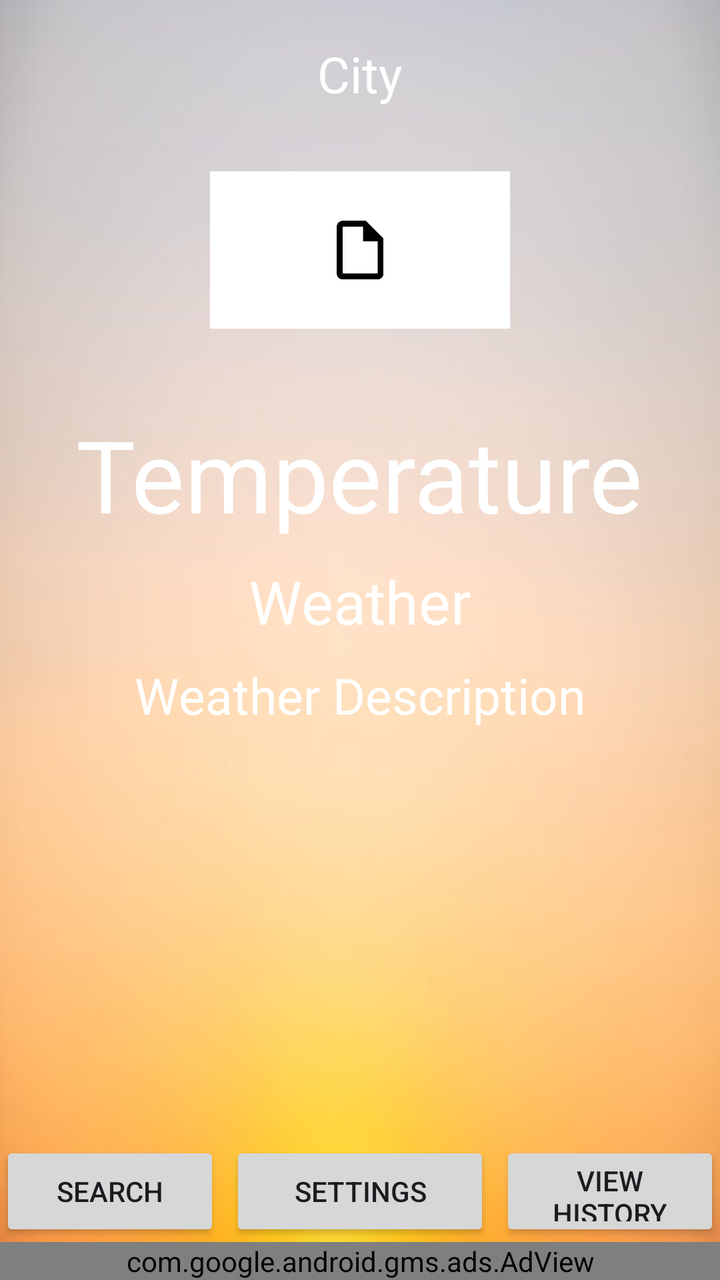
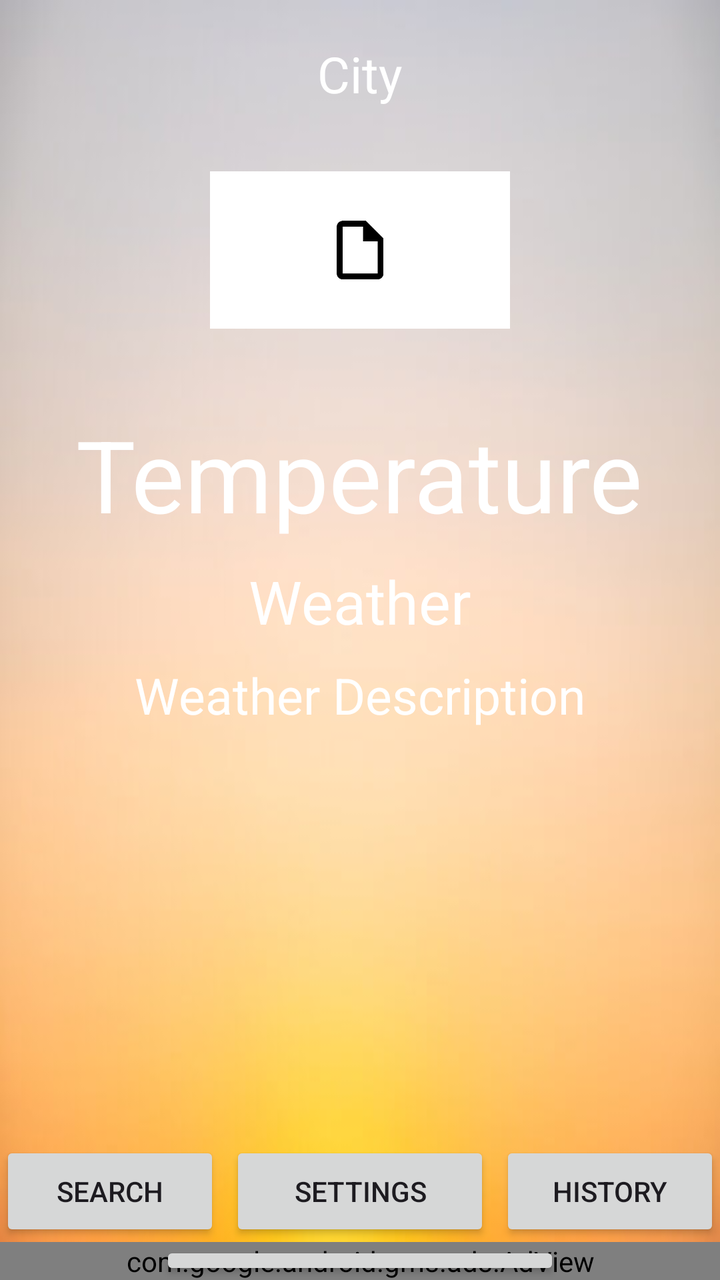

Two renders of the same Android screen: before a commit and after it. Below are the layout's source before the change and the commit's diff.
<!-- AndroidManifest.xml: application theme Theme.WeatherApp -->
<!-- res/layout/activity_main.xml -->
<?xml version="1.0" encoding="utf-8"?>
<RelativeLayout
    xmlns:android="http://schemas.android.com/apk/res/android"
    xmlns:app="http://schemas.android.com/apk/res-auto"
    xmlns:tools="http://schemas.android.com/tools"
    android:id="@+id/main"
    android:layout_width="match_parent"
    android:layout_height="match_parent"
    android:background="@drawable/morning"
    tools:context=".MainActivity">

    <TextView
        android:id="@+id/city"
        android:layout_width="wrap_content"
        android:layout_height="wrap_content"
        android:layout_centerHorizontal="true"
        android:text="City"
        android:textSize="25dp"
        android:textColor="@color/white"
        android:layout_marginTop="20dp"/>

    <ImageView
        android:layout_width="150dp"
        android:layout_height="150dp"
        android:id="@+id/weatherIcon"
        android:layout_marginTop="50dp"
        android:layout_centerHorizontal="true"
        android:src="@drawable/blank"/>

    <TextView
        android:id="@+id/temperature"
        android:layout_width="wrap_content"
        android:layout_height="wrap_content"
        android:layout_centerHorizontal="true"
        android:layout_below="@+id/city"
        android:text="Temperature"
        android:textSize="50dp"
        android:textColor="@color/white"
        android:layout_marginTop="150dp"/>

    <TextView
        android:id="@+id/weather"
        android:layout_width="wrap_content"
        android:layout_height="wrap_content"
        android:layout_centerHorizontal="true"
        android:layout_below="@+id/temperature"
        android:text="Weather"
        android:textSize="30dp"
        android:textColor="@color/white"
        android:layout_marginTop="10dp"/>

    <TextView
        android:id="@+id/weatherDesc"
        android:layout_width="wrap_content"
        android:layout_height="wrap_content"
        android:layout_centerHorizontal="true"
        android:layout_below="@+id/weather"
        android:text="Weather Description"
        android:textSize="25dp"
        android:textColor="@color/white"
        android:layout_marginTop="10dp"/>

    <Button
        android:id="@+id/searchButton"
        android:layout_width="130dp"
        android:layout_height="50dp"
        android:layout_below="@+id/weather"
        android:layout_toLeftOf="@id/settingsButton"
        android:layout_marginTop="250dp"
        android:layout_marginRight="5dp"
        android:text="Search" />

    <Button
        android:id="@+id/settingsButton"
        android:text="Settings"
        android:layout_below="@+id/weather"
        android:layout_width="130dp"
        android:layout_height="50dp"
        android:layout_marginTop="250dp"
        android:layout_centerHorizontal="true"/>

    <Button
        android:id="@+id/historyButton"
        android:text="View History"
        android:layout_below="@+id/weather"
        android:layout_toRightOf="@+id/settingsButton"
        android:layout_width="130dp"
        android:layout_height="50dp"
        android:layout_marginTop="250dp"
        android:layout_marginLeft="5dp"/>


    <com.google.android.gms.ads.AdView
        android:id="@+id/ad_view"
        android:layout_width="match_parent"
        android:layout_height="wrap_content"
        app:adSize="BANNER"
        app:adUnitId="ca-app-pub-3940256099942544/6300978111"
        android:background="#FCCC"
        android:layout_alignParentBottom="true"
        />

</RelativeLayout>
<!-- resources referenced by this layout -->
<resources>
  <color name="white">#FFFFFFFF</color>
  <!-- drawable blank: png bitmap (drawable, 1935 bytes) -->
  <!-- drawable morning: jpg bitmap (drawable, 11342 bytes) -->
  <style name="Theme.WeatherApp" parent="Base.Theme.WeatherApp" />
  <style name="Base.Theme.WeatherApp" parent="Theme.Material3.DayNight.NoActionBar">
          
          
      </style>
</resources>

<!-- the commit's change to res/layout/activity_main.xml (unified diff, before → after) -->
@@ -81,13 +81,21 @@
 
     <Button
         android:id="@+id/historyButton"
-        android:text="View History"
+        android:text="History"
         android:layout_below="@+id/weather"
         android:layout_toRightOf="@+id/settingsButton"
         android:layout_width="130dp"
         android:layout_height="50dp"
         android:layout_marginTop="250dp"
         android:layout_marginLeft="5dp"/>
+
+    <Button
+        android:layout_width="200dp"
+        android:layout_height="50dp"
+        android:layout_below="@id/settingsButton"
+        android:text="Current Location"
+        android:id="@+id/currButton"
+        android:layout_centerHorizontal="true" />
 
 
     <com.google.android.gms.ads.AdView
